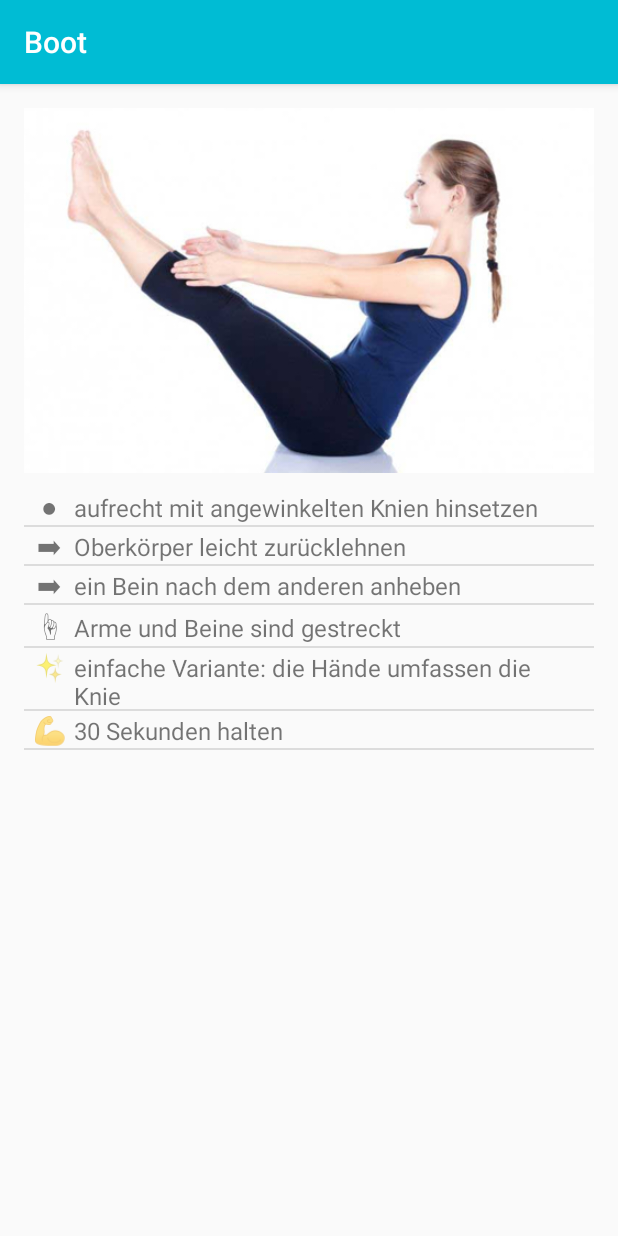
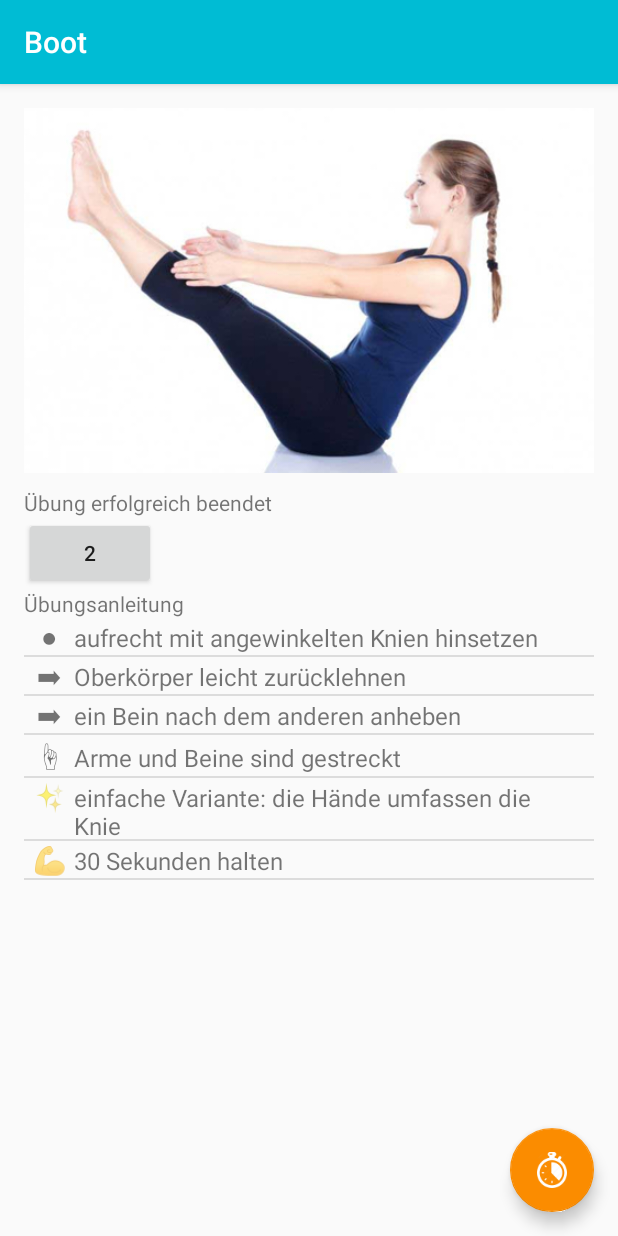
Before and after one commit to deftone/workoutAppAndroid, an Android app: the CreateWorkoutActivity screen opened directly, with no data from a screen before it, after a tap on "Boot", on a phone screen of 412 x 824 dp. Run offline under Robolectric (Android 15) with nearby library versions, the phone set to English and light mode, and no system bars.

Commit message:
das weight hinzugefuegt und einen bug gefixed (created exercises hatten keine seconds...) der button muss noch verschoenert werden und ausserdem muss das clicken noch gespeichert werden

```diff
--- a/app/src/main/java/de/deftone/bitsandpizzas/activities/ExerciseDetailActivity.java
+++ b/app/src/main/java/de/deftone/bitsandpizzas/activities/ExerciseDetailActivity.java
@@ -9,6 +9,7 @@ import android.support.v7.app.ActionBar;
 import android.support.v7.app.AppCompatActivity;
 import android.support.v7.widget.Toolbar;
 import android.view.View;
+import android.widget.Button;
 import android.widget.ImageView;
 import android.widget.ListView;
 
@@ -52,6 +53,7 @@ public class ExerciseDetailActivity extends AppCompatActivity {
         String[] icon = {};
         String[] desc = {};
         int seconds = 0;
+        int[] weight = {};
 
         switch (type) {
             case LEG_EXERCISES:
@@ -60,6 +62,7 @@ public class ExerciseDetailActivity extends AppCompatActivity {
                 icon = LegExercise.LEG_EXERCISES[id].getIcon();
                 desc = LegExercise.LEG_EXERCISES[id].getDescription();
                 seconds = LegExercise.LEG_EXERCISES[id].getSeconds();
+                weight = LegExercise.LEG_EXERCISES[id].getWeight();
                 break;
             case BELLY_EXERCISES:
                 title = BellyExercise.BELLY_EXERCISES[id].getName();
@@ -67,6 +70,7 @@ public class ExerciseDetailActivity extends AppCompatActivity {
                 icon = BellyExercise.BELLY_EXERCISES[id].getIcon();
                 desc = BellyExercise.BELLY_EXERCISES[id].getDescription();
                 seconds = BellyExercise.BELLY_EXERCISES[id].getSeconds();
+                weight = BellyExercise.BELLY_EXERCISES[id].getWeight();
                 break;
             case BACK_EXERCISES:
                 title = BackExercise.BACK_EXERCISES[id].getName();
@@ -74,6 +78,7 @@ public class ExerciseDetailActivity extends AppCompatActivity {
                 icon = BackExercise.BACK_EXERCISES[id].getIcon();
                 desc = BackExercise.BACK_EXERCISES[id].getDescription();
                 seconds = BackExercise.BACK_EXERCISES[id].getSeconds();
+                weight = BackExercise.BACK_EXERCISES[id].getWeight();
                 break;
             case STRETCHING_EXERCISES:
                 title = StretchingExercise.STRETCHING_EXERCISES[id].getName();
@@ -81,12 +86,15 @@ public class ExerciseDetailActivity extends AppCompatActivity {
                 icon = StretchingExercise.STRETCHING_EXERCISES[id].getIcon();
                 desc = StretchingExercise.STRETCHING_EXERCISES[id].getDescription();
                 seconds = StretchingExercise.STRETCHING_EXERCISES[id].getSeconds();
+                weight = StretchingExercise.STRETCHING_EXERCISES[id].getWeight();
                 break;
             case CREATED_EXERCISES:
                 title = CREATED_EXERCISES_LIST.get(id).getName();
                 image = CREATED_EXERCISES_LIST.get(id).getImageResourceId();
                 desc = CREATED_EXERCISES_LIST.get(id).getDescription();
                 icon = CREATED_EXERCISES_LIST.get(id).getIcon();
+                seconds = CREATED_EXERCISES_LIST.get(id).getSeconds();
+                weight = CREATED_EXERCISES_LIST.get(id).getWeight();
                 break;
         }
 
@@ -109,6 +117,16 @@ public class ExerciseDetailActivity extends AppCompatActivity {
         list = findViewById(R.id.list_detail);
         list.setAdapter(adapter);
 
+        Button weightButton = findViewById(R.id.weight_button);
+        Button weightButtonAlternative = findViewById(R.id.weight_button_alternative);
+        weightButton.setText(String.valueOf(weight[0]));
+        if (weight.length<2)
+            weightButtonAlternative.setVisibility(View.GONE);
+        else{
+            weightButtonAlternative.setVisibility(View.VISIBLE);
+            weightButtonAlternative.setText(String.valueOf(weight[1]));
+        }
+
         FloatingActionButton fab = findViewById(R.id.fab);
         if (seconds > 0) {
             fab.setVisibility(View.VISIBLE);
--- a/app/src/main/res/layout/activity_exercises_detail.xml
+++ b/app/src/main/res/layout/activity_exercises_detail.xml
@@ -10,11 +10,11 @@
         android:layout_height="wrap_content"
         android:theme="@style/ThemeOverlay.AppCompat.Dark.ActionBar">
 
-            <android.support.v7.widget.Toolbar
-                android:id="@+id/toolbar_detail"
-                android:layout_width="match_parent"
-                android:layout_height="?attr/actionBarSize"
-                app:layout_collapseMode="pin" />
+        <android.support.v7.widget.Toolbar
+            android:id="@+id/toolbar_detail"
+            android:layout_width="match_parent"
+            android:layout_height="?attr/actionBarSize"
+            app:layout_collapseMode="pin" />
 
     </android.support.design.widget.AppBarLayout>
 
@@ -30,27 +30,46 @@
             android:orientation="vertical"
             android:padding="16dp">
 
-
-
-
             <ImageView
                 android:id="@+id/image_detail"
                 android:layout_width="fill_parent"
                 android:layout_height="wrap_content"
-                android:paddingBottom="10dp"
+                android:adjustViewBounds="true"
                 android:gravity="center"
-                android:adjustViewBounds="true" />
+                android:paddingBottom="10dp" />
 
+            <TextView
+                android:id="@+id/text_points"
+                android:layout_width="match_parent"
+                android:layout_height="wrap_content"
+                android:text="@string/points" />
+
+            <Button
+                android:id="@+id/weight_button"
+                android:layout_width="wrap_content"
+                android:layout_height="wrap_content" />
+
+            <Button
+                android:id="@+id/weight_button_alternative"
+                android:layout_width="wrap_content"
+                android:layout_height="wrap_content"
+                android:visibility="gone" />
+
+            <TextView
+                android:id="@+id/text_desc"
+                android:layout_width="match_parent"
+                android:layout_height="wrap_content"
+                android:text="@string/description" />
 
             <ListView
                 android:id="@+id/list_detail"
                 android:layout_width="wrap_content"
-                android:layout_height="400dp"
-                >
-            </ListView>
+                android:layout_height="400dp"></ListView>
 
 
         </LinearLayout>
+
+
     </android.support.v4.widget.NestedScrollView>
 
     <android.support.design.widget.FloatingActionButton
--- a/app/src/main/res/values/strings.xml
+++ b/app/src/main/res/values/strings.xml
@@ -32,4 +32,6 @@
 
     <string name="share_text">Want to join me working out?</string>
 
+    <string name="points">Übung erfolgreich beendet</string>
+    <string name="description">Übungsanleitung</string>
 </resources>
```
Also changed, not shown: app/src/main/java/de/deftone/bitsandpizzas/data/BackExercise.java (+78 -24 lines), app/src/main/java/de/deftone/bitsandpizzas/data/BellyExercise.java (+130 -29 lines), app/src/main/java/de/deftone/bitsandpizzas/data/CreatedExercise.java (+14 -5 lines), app/src/main/java/de/deftone/bitsandpizzas/data/StretchingExercise.java (+99 -30 lines), 2 other files.
